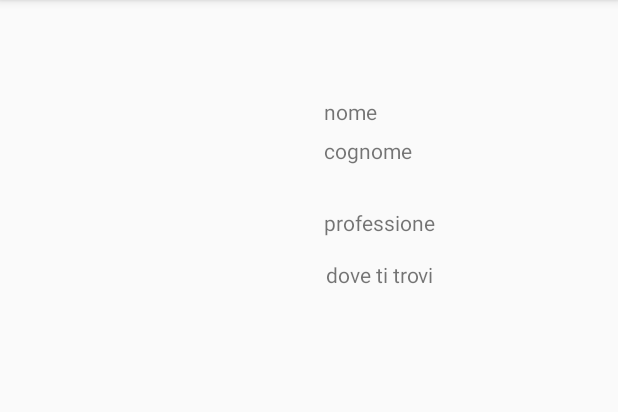
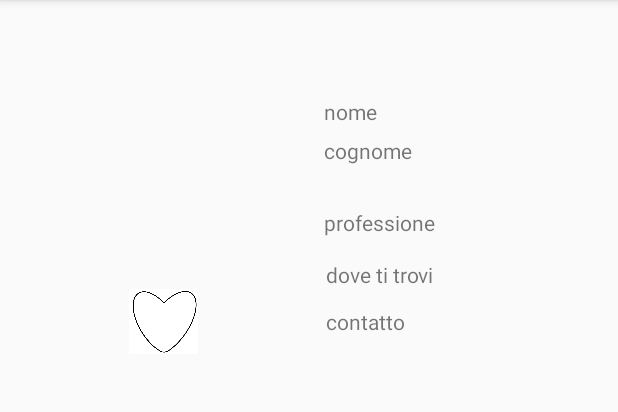
Before and after one commit to ProfessionalDream/Professionality2, an Android app: the screen it shows after launch (profilo), on a phone screen of 412 x 824 dp, the part 84-496 px from its top. Run offline under Robolectric (Android 15) with nearby library versions, the phone set to English and light mode, and no system bars.

Commit message:
a
Signed-off-by: Alberto <a@s.com>

```diff
--- a/app/src/main/res/layout/activity_main.xml
+++ b/app/src/main/res/layout/activity_main.xml
@@ -13,13 +13,15 @@
         android:layout_height="482dp"
         android:layout_marginStart="8dp"
         android:layout_marginLeft="8dp"
+        android:layout_marginTop="84dp"
         android:layout_marginEnd="8dp"
         android:layout_marginRight="8dp"
+        android:layout_marginBottom="161dp"
         app:layout_constraintBottom_toBottomOf="parent"
         app:layout_constraintEnd_toEndOf="parent"
         app:layout_constraintStart_toStartOf="parent"
         app:layout_constraintTop_toTopOf="parent"
-        app:layout_constraintVertical_bias="0.337"
+        app:layout_constraintVertical_bias="0.060000002"
         app:srcCompat="@drawable/logo_caricamento" />
 
     <ProgressBar
--- a/app/src/main/res/layout/activity_profilo.xml
+++ b/app/src/main/res/layout/activity_profilo.xml
@@ -10,18 +10,16 @@
         android:id="@+id/imageView9"
         android:layout_width="wrap_content"
         android:layout_height="wrap_content"
-        android:layout_marginStart="39dp"
-        android:layout_marginLeft="39dp"
+        android:layout_marginStart="85dp"
+        android:layout_marginLeft="85dp"
         android:layout_marginTop="46dp"
-        android:layout_marginEnd="244dp"
-        android:layout_marginRight="244dp"
+        android:layout_marginEnd="198dp"
+        android:layout_marginRight="198dp"
         android:layout_marginBottom="557dp"
         app:layout_constraintBottom_toBottomOf="parent"
         app:layout_constraintEnd_toEndOf="parent"
-        app:layout_constraintHorizontal_bias="1.0"
         app:layout_constraintStart_toStartOf="parent"
         app:layout_constraintTop_toTopOf="parent"
-        app:layout_constraintVertical_bias="1.0"
         tools:srcCompat="@tools:sample/avatars" />
 
     <TextView
@@ -98,10 +96,10 @@
         android:layout_height="42dp"
         android:layout_marginStart="39dp"
         android:layout_marginLeft="39dp"
-        android:layout_marginTop="174dp"
+        android:layout_marginTop="88dp"
         android:layout_marginEnd="326dp"
         android:layout_marginRight="326dp"
-        android:layout_marginBottom="515dp"
+        android:layout_marginBottom="601dp"
         android:visibility="invisible"
         app:layout_constraintBottom_toBottomOf="parent"
         app:layout_constraintEnd_toEndOf="parent"
@@ -115,10 +113,10 @@
         android:layout_height="42dp"
         android:layout_marginStart="39dp"
         android:layout_marginLeft="39dp"
-        android:layout_marginTop="174dp"
+        android:layout_marginTop="88dp"
         android:layout_marginEnd="326dp"
         android:layout_marginRight="326dp"
-        android:layout_marginBottom="515dp"
+        android:layout_marginBottom="601dp"
         android:visibility="invisible"
         app:layout_constraintBottom_toBottomOf="parent"
         app:layout_constraintEnd_toEndOf="parent"
@@ -130,12 +128,12 @@
         android:id="@+id/imageView12"
         android:layout_width="46dp"
         android:layout_height="41dp"
-        android:layout_marginStart="121dp"
-        android:layout_marginLeft="121dp"
-        android:layout_marginTop="174dp"
-        android:layout_marginEnd="244dp"
-        android:layout_marginRight="244dp"
-        android:layout_marginBottom="516dp"
+        android:layout_marginStart="39dp"
+        android:layout_marginLeft="39dp"
+        android:layout_marginTop="47dp"
+        android:layout_marginEnd="326dp"
+        android:layout_marginRight="326dp"
+        android:layout_marginBottom="643dp"
         android:visibility="invisible"
         app:layout_constraintBottom_toBottomOf="parent"
         app:layout_constraintEnd_toEndOf="parent"
@@ -143,4 +141,56 @@
         app:layout_constraintTop_toTopOf="parent"
         app:srcCompat="@drawable/verificato" />
 
+    <TextView
+        android:id="@+id/textView6"
+        android:layout_width="wrap_content"
+        android:layout_height="wrap_content"
+        android:layout_marginStart="216dp"
+        android:layout_marginLeft="216dp"
+        android:layout_marginTop="186dp"
+        android:layout_marginEnd="137dp"
+        android:layout_marginRight="137dp"
+        android:layout_marginBottom="526dp"
+        android:text="contatto "
+        app:layout_constraintBottom_toBottomOf="parent"
+        app:layout_constraintEnd_toEndOf="parent"
+        app:layout_constraintStart_toStartOf="parent"
+        app:layout_constraintTop_toTopOf="parent" />
+
+    <Button
+        android:id="@+id/button8"
+        android:layout_width="46dp"
+        android:layout_height="43dp"
+        android:layout_marginStart="85dp"
+        android:layout_marginLeft="85dp"
+        android:layout_marginTop="174dp"
+        android:layout_marginEnd="280dp"
+        android:layout_marginRight="280dp"
+        android:layout_marginBottom="514dp"
+        android:foreground="@drawable/likeno_"
+        android:text="Button"
+        android:visibility="visible"
+        app:layout_constraintBottom_toBottomOf="parent"
+        app:layout_constraintEnd_toEndOf="parent"
+        app:layout_constraintStart_toStartOf="parent"
+        app:layout_constraintTop_toTopOf="parent" />
+
+    <Button
+        android:id="@+id/button9"
+        android:layout_width="46dp"
+        android:layout_height="43dp"
+        android:layout_marginStart="85dp"
+        android:layout_marginLeft="85dp"
+        android:layout_marginTop="174dp"
+        android:layout_marginEnd="280dp"
+        android:layout_marginRight="280dp"
+        android:layout_marginBottom="514dp"
+        android:shadowColor="#FFFFFF"
+        android:text="Button"
+        android:visibility="invisible"
+        app:layout_constraintBottom_toBottomOf="parent"
+        app:layout_constraintEnd_toEndOf="parent"
+        app:layout_constraintStart_toStartOf="parent"
+        app:layout_constraintTop_toTopOf="parent" />
+
 </androidx.constraintlayout.widget.ConstraintLayout>
```
Also changed, not shown: app/src/main/res/drawable/likeno_.jpg (added), app/src/main/res/drawable/likesi_.jpg (added).
